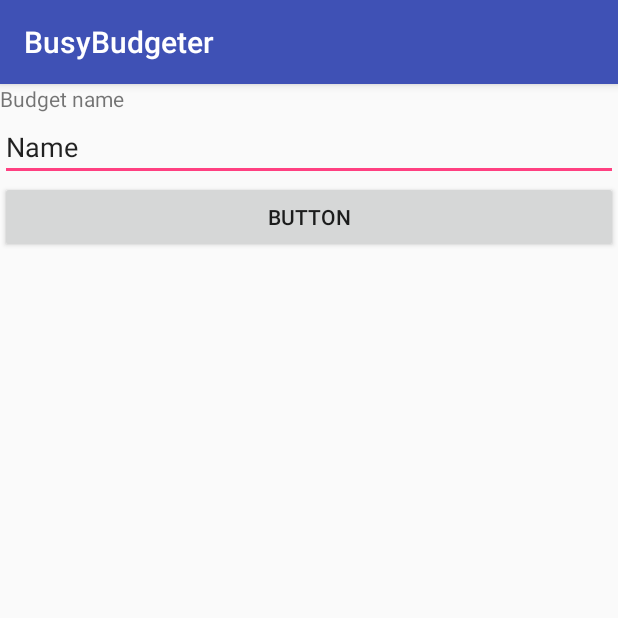
After one commit to MDPA-2017-Android/day-7, an Android app: the AddNewBudgetActivity screen opened directly, with no data from a screen before it, on a phone screen of 412 x 824 dp, the top half of it. The commit adds this screen. Run offline under Robolectric (Android 15) with nearby library versions, the phone set to English and light mode, and no system bars; our stand-ins replace ButterKnife; libraries missing offline, so code that uses them is left out: toothpick.config; 3 statements that could not run were skipped.

Commit message:
Create basic skeleton implementation

```diff
--- a/app/src/main/AndroidManifest.xml
+++ b/app/src/main/AndroidManifest.xml
@@ -19,7 +19,8 @@
         </activity>
         <activity
             android:name=".view.ContainerActivity"
-            android:label="@string/title_activity_container"></activity>
+            android:label="@string/title_activity_container" />
+        <activity android:name=".view.AddNewBudgetActivity"></activity>
     </application>
 
 </manifest>
--- a/app/src/main/java/com/lasalle/mdpa/busybudgeter/database/dao/BudgetDao.java
+++ b/app/src/main/java/com/lasalle/mdpa/busybudgeter/database/dao/BudgetDao.java
@@ -1,5 +1,6 @@
 package com.lasalle.mdpa.busybudgeter.database.dao;
 
+import android.arch.lifecycle.LiveData;
 import android.arch.persistence.room.Dao;
 import android.arch.persistence.room.Delete;
 import android.arch.persistence.room.Insert;
@@ -14,7 +15,7 @@ import java.util.List;
 public interface BudgetDao {
 
     @Query("Select * from budget order by name asc")
-    List<Budget> getAll();
+    LiveData<List<Budget>> getAll();
 
     @Insert
     void insert(Budget budget);
--- /dev/null
+++ b/app/src/main/java/com/lasalle/mdpa/busybudgeter/view/AddNewBudgetActivity.java
@@ -0,0 +1,38 @@
+package com.lasalle.mdpa.busybudgeter.view;
+
+import android.arch.lifecycle.ViewModelProviders;
+import android.support.v7.app.AppCompatActivity;
+import android.os.Bundle;
+import android.widget.EditText;
+
+import com.lasalle.mdpa.busybudgeter.R;
+import com.lasalle.mdpa.busybudgeter.view.model.BudgetViewModel;
+
+import butterknife.BindView;
+import butterknife.ButterKnife;
+import butterknife.OnClick;
+
+public class AddNewBudgetActivity extends AppCompatActivity {
+
+    @BindView(R.id.add_budget_name) EditText budgetNameEditText;
+
+    private BudgetViewModel budgetViewModel;
+
+    @Override
+    protected void onCreate(Bundle savedInstanceState) {
+        super.onCreate(savedInstanceState);
+        setContentView(R.layout.activity_add_new_budget);
+
+        budgetViewModel = ViewModelProviders.of(this).get(BudgetViewModel.class);
+
+        ButterKnife.bind(this);
+    }
+
+    @OnClick(R.id.add_budget_submit)
+    public void onAddBudget() {
+        budgetViewModel.insertNewBudget(budgetNameEditText.getText().toString());
+
+        setResult(RESULT_OK, null);
+        finish();
+    }
+}
--- /dev/null
+++ b/app/src/main/res/layout/activity_add_new_budget.xml
@@ -0,0 +1,32 @@
+<?xml version="1.0" encoding="utf-8"?>
+<LinearLayout xmlns:android="http://schemas.android.com/apk/res/android"
+    xmlns:app="http://schemas.android.com/apk/res-auto"
+    xmlns:tools="http://schemas.android.com/tools"
+    android:layout_width="match_parent"
+    android:layout_height="match_parent"
+    tools:context="com.lasalle.mdpa.busybudgeter.view.AddNewBudgetActivity"
+    android:orientation="vertical">
+
+
+    <TextView
+        android:id="@+id/textView2"
+        android:layout_width="match_parent"
+        android:layout_height="wrap_content"
+        android:text="Budget name" />
+
+    <EditText
+        android:id="@+id/add_budget_name"
+        android:layout_width="match_parent"
+        android:layout_height="wrap_content"
+        android:ems="10"
+        android:inputType="textPersonName"
+        android:text="Name" />
+
+    <Button
+        android:id="@+id/add_budget_submit"
+        android:layout_width="match_parent"
+        android:layout_height="wrap_content"
+        android:text="Button" />
+
+
+</LinearLayout>
```
Also changed, not shown: app/src/main/java/com/lasalle/mdpa/busybudgeter/BudgetingApplication.java (+8 -0 lines), app/src/main/java/com/lasalle/mdpa/busybudgeter/view/HomeFragment.java (+51 -1 lines), app/src/main/java/com/lasalle/mdpa/busybudgeter/view/adapter/BudgetRecyclerViewAdapater.java (added, +59 -0 lines), app/src/main/java/com/lasalle/mdpa/busybudgeter/view/model/BudgetViewModel.java (added, +68 -0 lines), app/src/main/res/layout/budget_list_item.xml (added, +21 -0 lines), app/src/main/res/layout/fragment_home.xml (+3 -4 lines).
